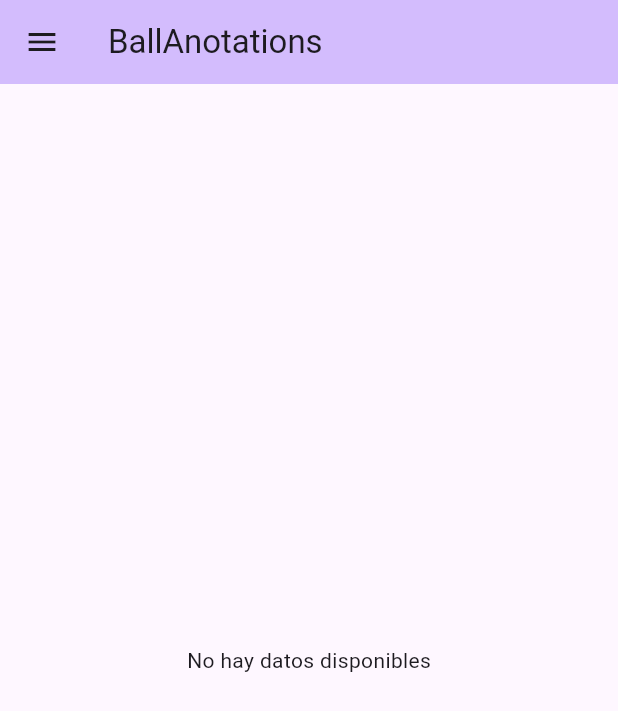
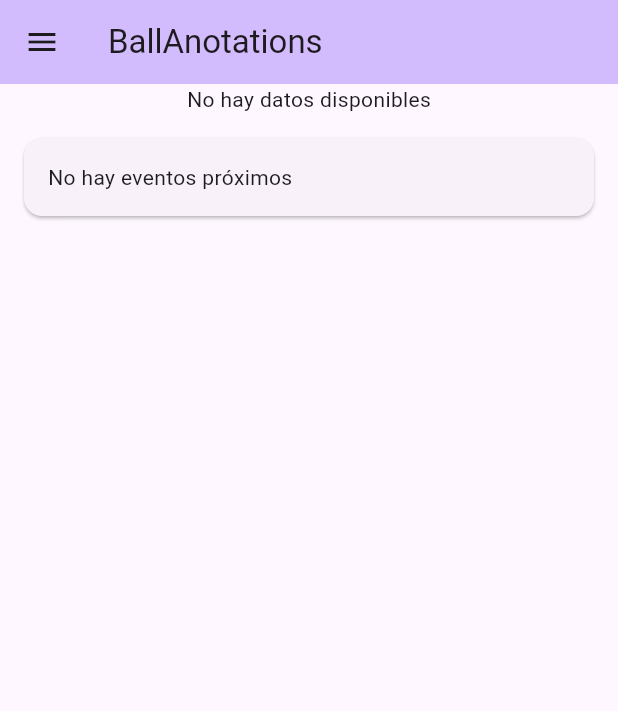
Before and after one commit to crgv7/baseballanotation, a Flutter app: the screen it shows after launch, on a phone screen of 412 x 824 dp. Shown: the top 711 px of the screen. Run offline on Flutter 3.47's test engine with Material 3 defaults, Android fonts, the phone set to English and light mode, and no system bars; our stand-ins replace sqflite, syncfusion_flutter_calendar, syncfusion_flutter_charts; accounts and stored records are empty.

Commit message:
creando proximos eventos en vista principal

```diff
--- a/lib/main.dart
+++ b/lib/main.dart
@@ -4,7 +4,10 @@ import 'package:baseballanotation/screen/home.dart';
 import 'package:baseballanotation/screen/lideres.dart';
 import 'package:baseballanotation/services/database_services.dart';
 import 'package:baseballanotation/models/player.dart';
+import 'package:baseballanotation/models/event.dart';
 import 'package:flutter/material.dart';
+import 'package:intl/intl.dart';
+import 'dart:async';
 
 void main() async {
   WidgetsFlutterBinding.ensureInitialized();
@@ -44,43 +47,67 @@ class MyHomePage extends StatefulWidget {
 
 class _MyHomePageState extends State<MyHomePage> {
   late Future<List<Player>> _playersFuture;
+  final StreamController<List<Event>> _eventsController = StreamController<List<Event>>.broadcast();
+  bool _isDisposed = false;
 
   @override
   void initState() {
     super.initState();
     _playersFuture = DatabaseServices.instance.getPlayers();
+    _loadEvents();
+
+    // Configurar actualización periódica
+    Timer.periodic(const Duration(seconds: 30), (timer) {
+      if (!_isDisposed) {
+        _loadEvents();
+      } else {
+        timer.cancel();
+      }
+    });
+  }
+
+  @override
+  void dispose() {
+    _isDisposed = true;
+    _eventsController.close();
+    super.dispose();
+  }
+
+  Future<void> _loadEvents() async {
+    if (!_isDisposed) {
+      try {
+        print('Cargando eventos...'); // Debug
+        final events = await DatabaseServices.instance.getUpcomingEvents();
+        print('Eventos cargados: ${events.length}'); // Debug
+        if (!_isDisposed) {
+          _eventsController.add(events);
+        }
+      } catch (e) {
+        print('Error al cargar eventos: $e'); // Debug
+        if (!_isDisposed) {
+          _eventsController.addError(e);
+        }
+      }
+    }
   }
 
   Widget _buildLeaderCard(String category, String value, String playerName) {
     return Card(
       elevation: 4,
-      margin: const EdgeInsets.symmetric(horizontal: 16, vertical: 8),
       child: Padding(
-        padding: const EdgeInsets.all(16),
-        child: Row(
-          children: [
-            Expanded(
+        padding: const EdgeInsets.all(12),
         child: Column(
-                crossAxisAlignment: CrossAxisAlignment.start,
-                mainAxisSize: MainAxisSize.min,
+          mainAxisAlignment: MainAxisAlignment.center,
           children: [
             Text(
-                    'Líder en $category',
+              category,
               style: const TextStyle(
-                      fontSize: 18,
+                fontSize: 14,
                 fontWeight: FontWeight.bold,
               ),
+              textAlign: TextAlign.center,
             ),
             const SizedBox(height: 8),
-                  Text(
-                    playerName,
-                    style: const TextStyle(
-                      fontSize: 16,
-                    ),
-                  ),
-                ],
-              ),
-            ),
             Text(
               value,
               style: const TextStyle(
@@ -88,6 +115,14 @@ class _MyHomePageState extends State<MyHomePage> {
                 fontWeight: FontWeight.bold,
                 color: Colors.deepPurple,
               ),
+            ),
+            const SizedBox(height: 4),
+            Text(
+              playerName,
+              style: const TextStyle(
+                fontSize: 14,
+              ),
+              textAlign: TextAlign.center,
             ),
           ],
         ),
@@ -132,8 +167,26 @@ class _MyHomePageState extends State<MyHomePage> {
           }
         }
 
-        return ListView(
-          padding: const EdgeInsets.symmetric(vertical: 16),
+        return Padding(
+          padding: const EdgeInsets.all(16.0),
+          child: Column(
+            crossAxisAlignment: CrossAxisAlignment.start,
+            children: [
+              const Text(
+                'Líderes',
+                style: TextStyle(
+                  fontSize: 20,
+                  fontWeight: FontWeight.bold,
+                ),
+              ),
+              const SizedBox(height: 16),
+              GridView.count(
+                shrinkWrap: true,
+                physics: const NeverScrollableScrollPhysics(),
+                crossAxisCount: 2,
+                mainAxisSpacing: 16,
+                crossAxisSpacing: 16,
+                childAspectRatio: 1.5,
                 children: [
                   _buildLeaderCard(
                     'Promedio de Bateo',
@@ -156,6 +209,94 @@ class _MyHomePageState extends State<MyHomePage> {
                     hitsLeader?.name ?? 'N/A',
                   ),
                 ],
+              ),
+            ],
+          ),
+        );
+      },
+    );
+  }
+
+  Widget _buildUpcomingEvents() {
+    return StreamBuilder<List<Event>>(
+      stream: _eventsController.stream,
+      builder: (context, snapshot) {
+        if (snapshot.connectionState == ConnectionState.waiting) {
+          return const Center(child: CircularProgressIndicator());
+        }
+        if (!snapshot.hasData || snapshot.data!.isEmpty) {
+          return const Card(
+            margin: EdgeInsets.all(16),
+            child: Padding(
+              padding: EdgeInsets.all(16),
+              child: Text('No hay eventos próximos'),
+            ),
+          );
+        }
+
+        final events = snapshot.data!;
+        final dateFormat = DateFormat('dd/MM/yyyy HH:mm');
+
+        return Card(
+          margin: const EdgeInsets.all(16),
+          child: Column(
+            crossAxisAlignment: CrossAxisAlignment.start,
+            mainAxisSize: MainAxisSize.min,
+            children: [
+              Container(
+                width: double.infinity,
+                padding: const EdgeInsets.all(16),
+                decoration: BoxDecoration(
+                  color: Theme.of(context).colorScheme.primaryContainer,
+                  borderRadius: const BorderRadius.only(
+                    topLeft: Radius.circular(12),
+                    topRight: Radius.circular(12),
+                  ),
+                ),
+                child: Row(
+                  children: [
+                    const Expanded(
+                      child: Text(
+                        'Próximos Eventos',
+                        style: TextStyle(
+                          fontSize: 18,
+                          fontWeight: FontWeight.bold,
+                        ),
+                      ),
+                    ),
+                    IconButton(
+                      icon: const Icon(Icons.refresh),
+                      onPressed: _loadEvents,
+                      tooltip: 'Actualizar eventos',
+                    ),
+                  ],
+                ),
+              ),
+              ListView.builder(
+                shrinkWrap: true,
+                physics: const NeverScrollableScrollPhysics(),
+                itemCount: events.length,
+                itemBuilder: (context, index) {
+                  final event = events[index];
+                  return ListTile(
+                    leading: Icon(
+                      Icons.event,
+                      color: Colors.accents[event.colorIndex % Colors.accents.length],
+                    ),
+                    title: Text(event.eventName),
+                    subtitle: Text(
+                      event.isAllDay
+                          ? DateFormat('dd/MM/yyyy').format(event.from)
+                          : '${dateFormat.format(event.from)} - ${dateFormat.format(event.to)}',
+                    ),
+                    trailing: event.notes != null && event.notes!.isNotEmpty
+                        ? const Icon(Icons.note, size: 16)
+                        : null,
+                  );
+                },
+              ),
+            ],
+          ),
         );
       },
     );
@@ -168,7 +309,12 @@ class _MyHomePageState extends State<MyHomePage> {
         backgroundColor: Theme.of(context).colorScheme.inversePrimary,
         title: Text(widget.title),
       ),
-      body: _buildLeadersGrid(),
+      body: ListView(
+        children: [
+          _buildLeadersGrid(),
+          _buildUpcomingEvents(),
+        ],
+      ),
       drawer: Drawer(
         child: Column(
           children: [
```
Also changed, not shown: lib/screen/calendario/appointment-editor.dart (+14 -0 lines), lib/services/database_services.dart (+63 -4 lines). Lines whose indentation alone changed are shown as unchanged.
